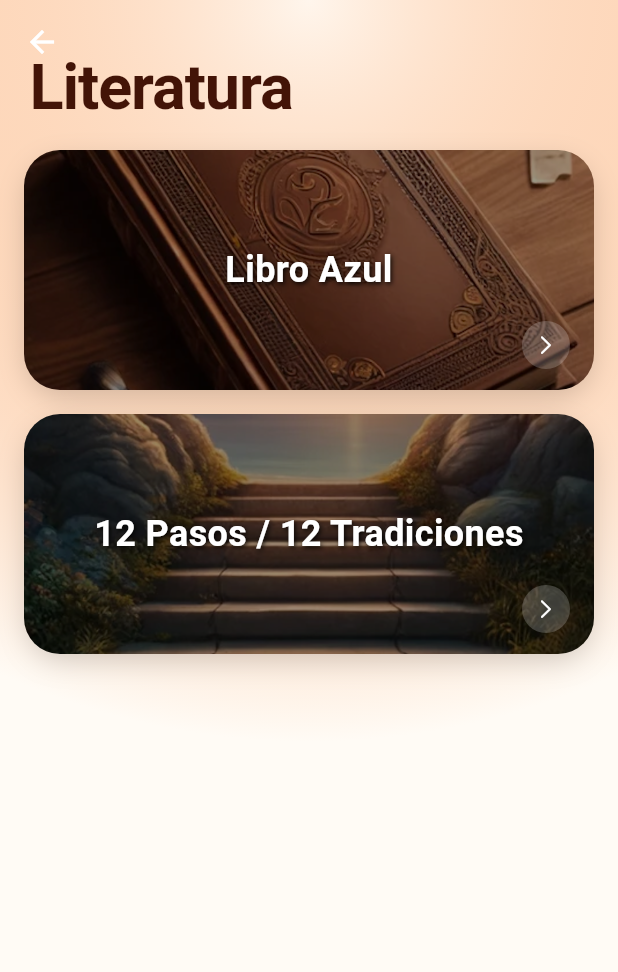
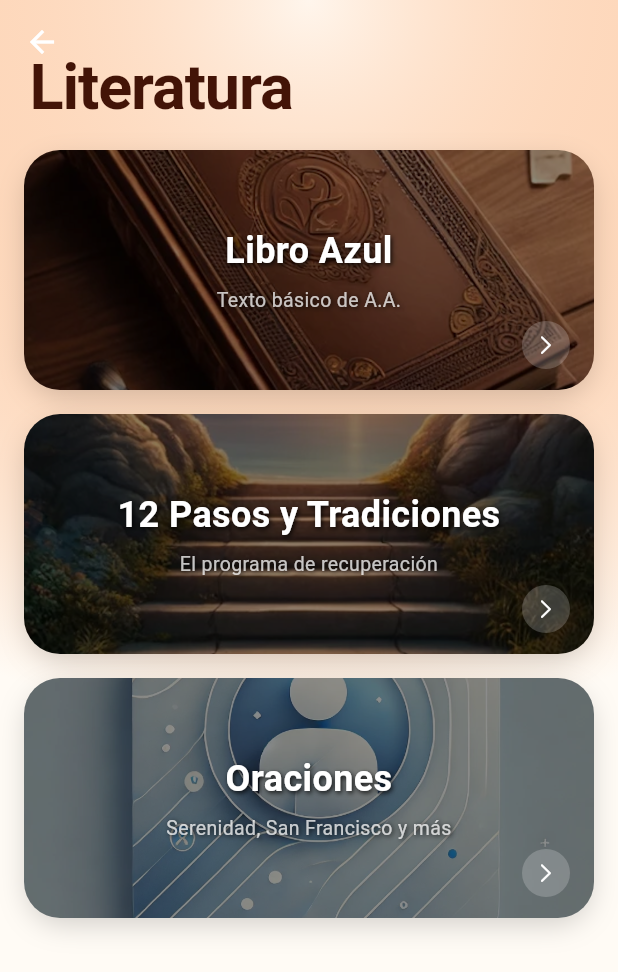
Before and after one commit to Emilop10/aa-app, a Flutter app: the LiteratureMenu screen opened directly, on a phone screen of 412 x 824 dp. Shown: the top 972 px of the screen. Run offline on Flutter 3.47's test engine with Material 3 defaults, Android fonts, the phone set to English and light mode, and no system bars; our stand-ins replace flutter_local_notifications, flutter_native_timezone, percent_indicator, share_plus, shared_preferences, table_calendar and 1 more; accounts and stored records are empty.

```diff
--- a/app/lib/literature_menu.dart
+++ b/app/lib/literature_menu.dart
@@ -1,12 +1,11 @@
 import 'package:flutter/material.dart';
 import 'package:flutter/cupertino.dart';
 import 'dart:ui';
-// IMPORTAMOS LA NUEVA PANTALLA DEL LECTOR EPUB
 import 'libro_azul_screen.dart';
 import 'steps_traditions_screen.dart';
+import 'prayers_screen.dart';
 import 'app_colors.dart';
 
-// ─── Paleta ───────────────────────────────────────────────
 const _kCream    = Color(0xFFFFFBF5);
 const _kTextPrim = Color(0xFF431407);
 const _kDarkBg   = Color(0xFF1A0800);
@@ -21,32 +20,50 @@ class LiteratureMenu extends StatefulWidget {
 class _LiteratureMenuState extends State<LiteratureMenu>
     with TickerProviderStateMixin {
 
-  // Respiración de fondo
   late AnimationController _bgBreathController;
   late Animation<double> _bgBreath;
 
-  // Entrada escalonada
   late AnimationController _entryController;
   late Animation<double> _card1Fade;
   late Animation<Offset> _card1Slide;
   late Animation<double> _card2Fade;
   late Animation<Offset> _card2Slide;
+  late Animation<double> _card3Fade;
+  late Animation<Offset> _card3Slide;
 
   @override
   void initState() {
     super.initState();
 
-    // Respiración de fondo
-    _bgBreathController = AnimationController(vsync: this, duration: const Duration(seconds: 7))..repeat(reverse: true);
+    _bgBreathController = AnimationController(
+        vsync: this, duration: const Duration(seconds: 7))
+      ..repeat(reverse: true);
     _bgBreath = Tween<double>(begin: 0.03, end: 0.09).animate(
         CurvedAnimation(parent: _bgBreathController, curve: Curves.easeInOut));
 
-    // Entrada escalonada
-    _entryController = AnimationController(vsync: this, duration: const Duration(milliseconds: 950));
-    _card1Fade  = Tween<double>(begin: 0, end: 1).animate(CurvedAnimation(parent: _entryController, curve: const Interval(0.0, 0.55, curve: Curves.easeOut)));
-    _card1Slide = Tween<Offset>(begin: const Offset(0, 0.08), end: Offset.zero).animate(CurvedAnimation(parent: _entryController, curve: const Interval(0.0, 0.55, curve: Curves.easeOut)));
-    _card2Fade  = Tween<double>(begin: 0, end: 1).animate(CurvedAnimation(parent: _entryController, curve: const Interval(0.35, 1.0, curve: Curves.easeOut)));
-    _card2Slide = Tween<Offset>(begin: const Offset(0, 0.1), end: Offset.zero).animate(CurvedAnimation(parent: _entryController, curve: const Interval(0.35, 1.0, curve: Curves.easeOut)));
+    _entryController = AnimationController(
+        vsync: this, duration: const Duration(milliseconds: 1100));
+    _card1Fade  = Tween<double>(begin: 0, end: 1).animate(CurvedAnimation(
+        parent: _entryController,
+        curve: const Interval(0.0, 0.5, curve: Curves.easeOut)));
+    _card1Slide = Tween<Offset>(begin: const Offset(0, 0.08), end: Offset.zero)
+        .animate(CurvedAnimation(
+            parent: _entryController,
+            curve: const Interval(0.0, 0.5, curve: Curves.easeOut)));
+    _card2Fade  = Tween<double>(begin: 0, end: 1).animate(CurvedAnimation(
+        parent: _entryController,
+        curve: const Interval(0.25, 0.75, curve: Curves.easeOut)));
+    _card2Slide = Tween<Offset>(begin: const Offset(0, 0.1), end: Offset.zero)
+        .animate(CurvedAnimation(
+            parent: _entryController,
+            curve: const Interval(0.25, 0.75, curve: Curves.easeOut)));
+    _card3Fade  = Tween<double>(begin: 0, end: 1).animate(CurvedAnimation(
+        parent: _entryController,
+        curve: const Interval(0.5, 1.0, curve: Curves.easeOut)));
+    _card3Slide = Tween<Offset>(begin: const Offset(0, 0.12), end: Offset.zero)
+        .animate(CurvedAnimation(
+            parent: _entryController,
+            curve: const Interval(0.5, 1.0, curve: Curves.easeOut)));
 
     _entryController.forward();
   }
@@ -121,6 +138,7 @@ class _LiteratureMenuState extends State<LiteratureMenu>
                             child: _buildMenuItem(
                               context: context,
                               title: 'Libro Azul',
+                              subtitle: 'Texto básico de A.A.',
                               imagePath: 'assets/images/big_book_bg.png',
                               targetScreen: const LibroAzulScreen(),
                             ),
@@ -133,9 +151,24 @@ class _LiteratureMenuState extends State<LiteratureMenu>
                             position: _card2Slide,
                             child: _buildMenuItem(
                               context: context,
-                              title: '12 Pasos / 12 Tradiciones',
+                              title: '12 Pasos y Tradiciones',
+                              subtitle: 'El programa de recuperación',
                               imagePath: 'assets/images/steps_traditions_bg.png',
-                              targetScreen: StepsTraditionsScreen(),
+                              targetScreen: const StepsTraditionsScreen(),
+                            ),
+                          ),
+                        ),
+                        const SizedBox(height: 16),
+                        FadeTransition(
+                          opacity: _card3Fade,
+                          child: SlideTransition(
+                            position: _card3Slide,
+                            child: _buildMenuItem(
+                              context: context,
+                              title: 'Oraciones',
+                              subtitle: 'Serenidad, San Francisco y más',
+                              imagePath: 'assets/images/support_bg.png',
+                              targetScreen: const PrayersScreen(),
                             ),
                           ),
                         ),
@@ -154,6 +187,7 @@ class _LiteratureMenuState extends State<LiteratureMenu>
   Widget _buildMenuItem({
     required BuildContext context,
     required String title,
+    required String subtitle,
     required String imagePath,
     required Widget targetScreen,
   }) {
@@ -180,7 +214,7 @@ class _LiteratureMenuState extends State<LiteratureMenu>
             image: AssetImage(imagePath),
             fit: BoxFit.cover,
             colorFilter: ColorFilter.mode(
-              Colors.black.withOpacity(0.4),
+              Colors.black.withOpacity(0.45),
               BlendMode.darken,
             ),
           ),
@@ -189,9 +223,12 @@ class _LiteratureMenuState extends State<LiteratureMenu>
           borderRadius: BorderRadius.circular(24),
           child: Stack(
             children: [
-              // Title centered
+              // Contenido centrado
               Center(
-                child: Text(
+                child: Column(
+                  mainAxisSize: MainAxisSize.min,
+                  children: [
+                    Text(
                       title,
                       textAlign: TextAlign.center,
                       style: const TextStyle(
@@ -202,13 +239,30 @@ class _LiteratureMenuState extends State<LiteratureMenu>
                           Shadow(
                               offset: Offset(1, 1),
                               blurRadius: 4,
-                        color: Colors.black87,
+                              color: Colors.black87),
+                        ],
+                      ),
+                    ),
+                    const SizedBox(height: 6),
+                    Text(
+                      subtitle,
+                      textAlign: TextAlign.center,
+                      style: TextStyle(
+                        color: Colors.white.withOpacity(0.75),
+                        fontSize: 13,
+                        fontWeight: FontWeight.w400,
+                        shadows: const [
+                          Shadow(
+                              offset: Offset(1, 1),
+                              blurRadius: 4,
+                              color: Colors.black87),
+                        ],
+                      ),
                     ),
                   ],
                 ),
               ),
-              ),
-              // Chevron bottom right
+              // Chevron abajo derecha
               Positioned(
                 bottom: 14,
                 right: 16,
```
Also changed, not shown: app/lib/prayers_screen.dart (added, +453 -0 lines). Lines whose indentation alone changed are shown as unchanged.
